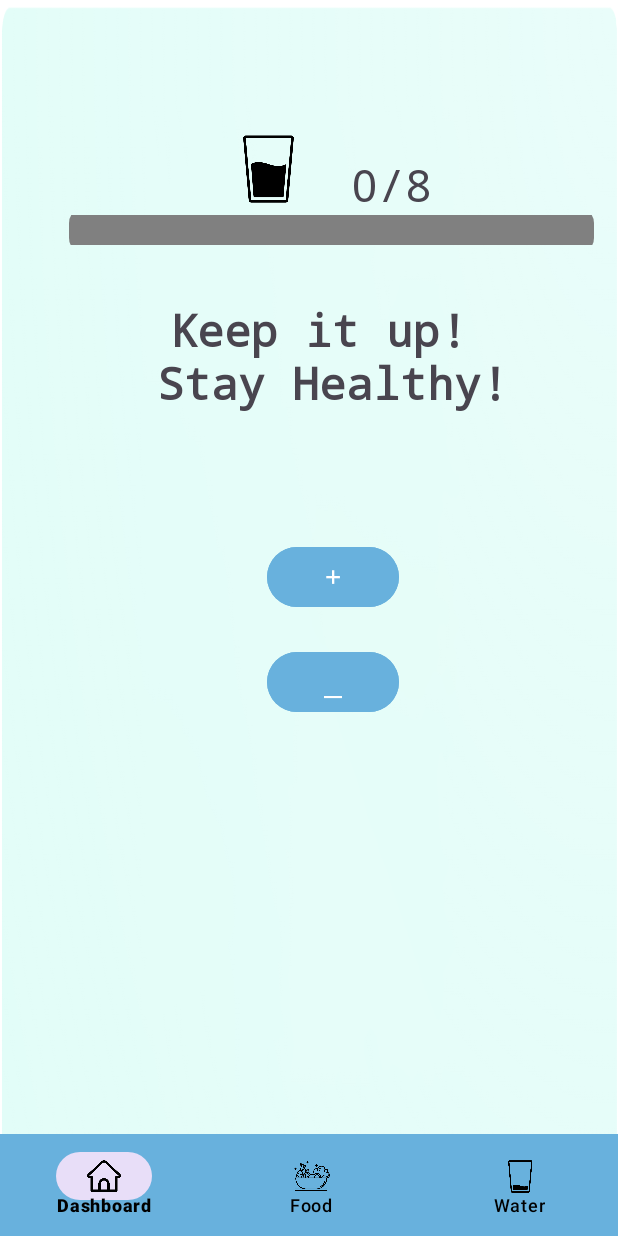
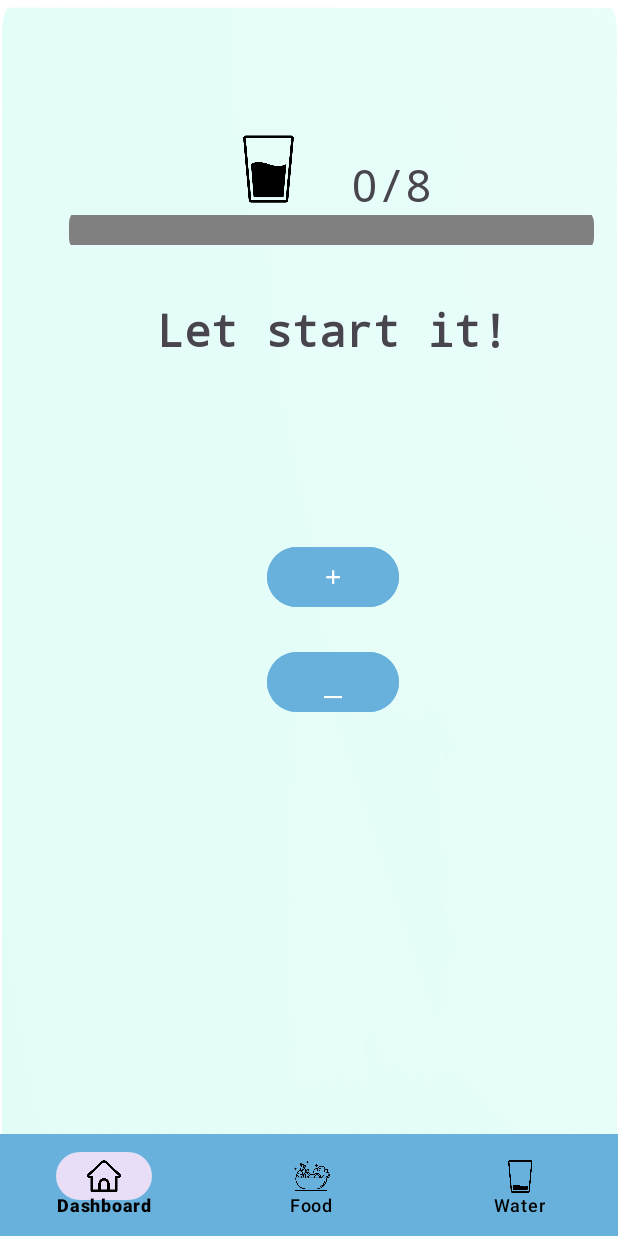
Before and after one commit to AyatKamona/Health-Harvest, an Android app: the WaterTrackerActivity screen opened directly, with no data from a screen before it, on a phone screen of 412 x 824 dp. Run offline under Robolectric (Android 15) with nearby library versions, the phone set to English and light mode, and no system bars.

Commit message:
Made 1st screen as splash fixed moist text, aaded dialogue0 for water tracker

```diff
--- a/HealthHarvest/app/src/main/java/csci5708/mobilecomputing/healthharvest/WaterTrackerActivity.kt
+++ b/HealthHarvest/app/src/main/java/csci5708/mobilecomputing/healthharvest/WaterTrackerActivity.kt
@@ -120,7 +120,9 @@ class WaterTrackerActivity : AppCompatActivity() {
     }
 
     private fun setwaterDialogue(waterDialogue: TextView, count: Int) {
-        if (count.equals(1)) {
+        if (count.equals(0)) {
+            waterDialogue.setText(getString(R.string.dialogue0))
+        } else if (count.equals(1)) {
             waterDialogue.setText(getString(R.string.dialogue1))
         } else if (count.equals(2)) {
             waterDialogue.setText(getString(R.string.dialogue2))
--- a/HealthHarvest/app/src/main/res/values/strings.xml
+++ b/HealthHarvest/app/src/main/res/values/strings.xml
@@ -1,5 +1,6 @@
 <resources>
     <string name="app_name">HealthHarvest</string>
+    <string name="dialogue0">Let start it!</string>
     <string name="dialogue1">Good Work! \nKeep going!</string>
     <string name="dialogue2">I can see! \nYou are motivated!</string>
     <string name="dialogue3">Yess! \nStay hydrated!</string>
```
Also changed, not shown: HealthHarvest/app/src/main/java/csci5708/mobilecomputing/healthharvest/MainActivity.kt (+9 -3 lines), HealthHarvest/app/src/main/java/csci5708/mobilecomputing/healthharvest/UserDashboard.kt (+18 -7 lines).
